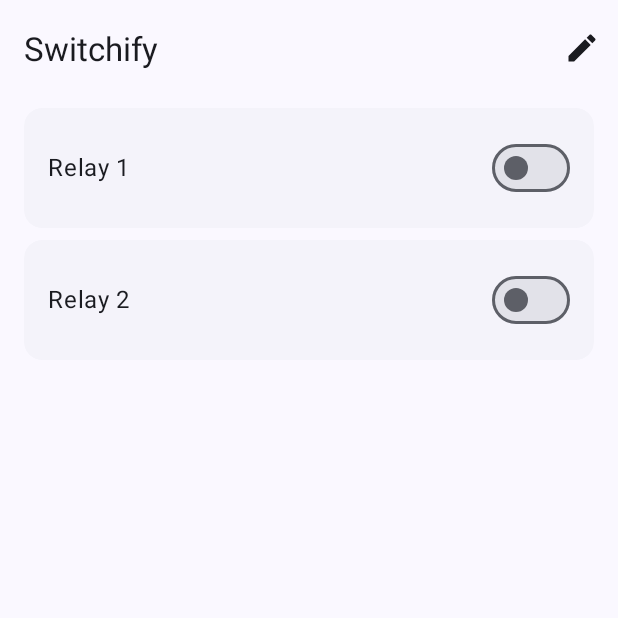
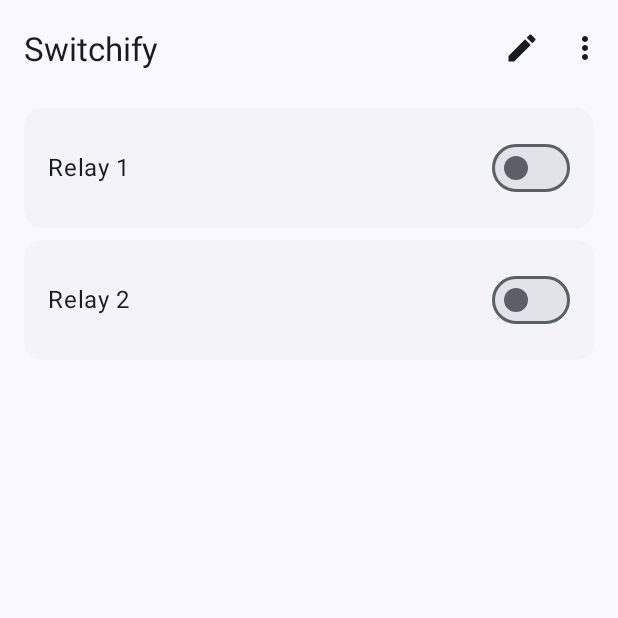
Before and after one commit to prateekpunetha/Switchify, an Android app: the screen it shows after launch (MainActivity), on a phone screen of 412 x 824 dp, the top half of it. Run offline under Robolectric (Android 15) with nearby library versions, the phone set to English and light mode, and no system bars; our stand-ins replace Volley; network calls fail.

Commit message:
app: add new activity

```diff
--- a/app/src/main/AndroidManifest.xml
+++ b/app/src/main/AndroidManifest.xml
@@ -26,6 +26,7 @@
                 <category android:name="android.intent.category.LAUNCHER" />
             </intent-filter>
         </activity>
+        <activity android:name=".SettingsActivity" />
     </application>
 
 </manifest>
--- a/app/src/main/java/dev/prateekpunetha/switchify/MainActivity.java
+++ b/app/src/main/java/dev/prateekpunetha/switchify/MainActivity.java
@@ -1,5 +1,6 @@
 package dev.prateekpunetha.switchify;
 
+import android.content.Intent;
 import android.content.SharedPreferences;
 import android.os.Bundle;
 import android.util.Log;
@@ -28,7 +29,7 @@ import com.google.android.material.materialswitch.MaterialSwitch;
 
 public class MainActivity extends AppCompatActivity {
     private static final String TAG = "RelayControlActivity";
-    private static final String ESP8266_IP = "192.168.51.114";
+    private static final String ESP8266_IP = "192.168.51.33";
 
     private MaterialSwitch relay1Switch, relay2Switch;
     private TextView relay1Text, relay2Text;
@@ -149,6 +150,10 @@ public class MainActivity extends AppCompatActivity {
             }
             return true;
         }
+
+        Intent intent = new Intent(MainActivity.this, SettingsActivity.class);
+        startActivity(intent);
+
         return super.onOptionsItemSelected(item);
     }
 
--- a/app/src/main/res/layout/activity_main.xml
+++ b/app/src/main/res/layout/activity_main.xml
@@ -5,14 +5,7 @@
     android:layout_height="match_parent"
     android:orientation="vertical">
 
-    <androidx.appcompat.widget.Toolbar
-        android:id="@+id/main_toolbar"
-        android:layout_width="match_parent"
-        android:layout_height="?attr/actionBarSize"
-        android:background="?attr/colorSurface"
-        android:elevation="4dp"
-        android:theme="@style/ThemeOverlay.AppCompat.ActionBar"
-        app:popupTheme="@style/ThemeOverlay.AppCompat.Light"/>
+   <include layout="@layout/toolbar" />
 
     <com.google.android.material.card.MaterialCardView
         android:id="@+id/relay1Container"
--- /dev/null
+++ b/app/src/main/res/layout/toolbar.xml
@@ -0,0 +1,10 @@
+<?xml version="1.0" encoding="utf-8"?>
+<androidx.appcompat.widget.Toolbar xmlns:android="http://schemas.android.com/apk/res/android"
+    xmlns:app="http://schemas.android.com/apk/res-auto"
+    android:id="@+id/main_toolbar"
+    android:layout_width="match_parent"
+    android:layout_height="?attr/actionBarSize"
+    android:background="?attr/colorSurface"
+    android:elevation="4dp"
+    android:theme="@style/ThemeOverlay.AppCompat.ActionBar"
+    app:popupTheme="@style/ThemeOverlay.AppCompat.Light" />
--- a/app/src/main/res/menu/main_menu.xml
+++ b/app/src/main/res/menu/main_menu.xml
@@ -6,4 +6,8 @@
         android:alphabeticShortcut="e"
         android:icon="@drawable/ic_action_edit"
         app:showAsAction="always" />
+    <item
+        android:id="@+id/settings"
+        android:title="Settings"
+        app:showAsAction="never" />
 </menu>
```
Also changed, not shown: app/src/main/java/dev/prateekpunetha/switchify/SettingsActivity.java (added, +36 -0 lines), app/src/main/res/layout/activity_settings.xml (added, +57 -0 lines).
